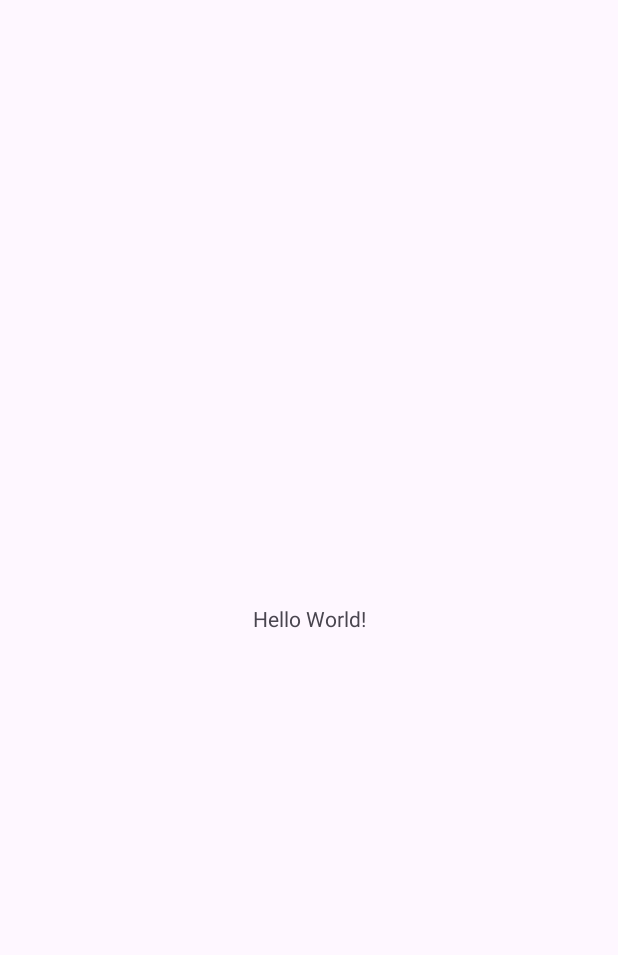
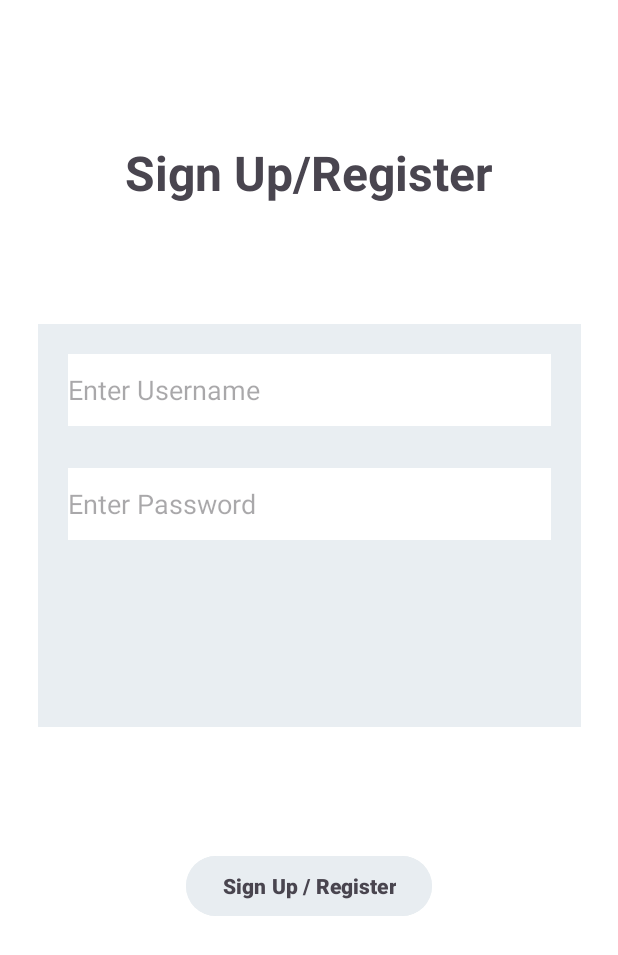
Before and after one commit to jjuliekim/Expense-Tracker-App, an Android app: the screen it shows after launch (MainActivity before the commit, LoginActivity after it), on a phone screen of 412 x 824 dp. Before the commit the part shown is almost empty. Shown: the top 955 px of the screen. Run offline under Robolectric (Android 15) with nearby library versions, the phone set to English and light mode, and no system bars.

Commit message:
log in activity xml

```diff
--- a/app/src/main/AndroidManifest.xml
+++ b/app/src/main/AndroidManifest.xml
@@ -13,7 +13,7 @@
         android:theme="@style/Theme.Kim_JProject2"
         tools:targetApi="31">
         <activity
-            android:name=".MainActivity"
+            android:name=".LoginActivity"
             android:exported="true">
             <intent-filter>
                 <action android:name="android.intent.action.MAIN" />
--- a/app/src/main/java/com/example/kim_j_project2/MainActivity.java
+++ b/app/src/main/java/com/example/kim_j_project2/LoginActivity.java
@@ -8,13 +8,13 @@ import androidx.core.graphics.Insets;
 import androidx.core.view.ViewCompat;
 import androidx.core.view.WindowInsetsCompat;
 
-public class MainActivity extends AppCompatActivity {
+public class LoginActivity extends AppCompatActivity {
 
     @Override
     protected void onCreate(Bundle savedInstanceState) {
         super.onCreate(savedInstanceState);
         EdgeToEdge.enable(this);
-        setContentView(R.layout.activity_main);
+        setContentView(R.layout.activity_login);
         ViewCompat.setOnApplyWindowInsetsListener(findViewById(R.id.main), (v, insets) -> {
             Insets systemBars = insets.getInsets(WindowInsetsCompat.Type.systemBars());
             v.setPadding(systemBars.left, systemBars.top, systemBars.right, systemBars.bottom);
--- /dev/null
+++ b/app/src/main/res/layout/activity_login.xml
@@ -0,0 +1,80 @@
+<?xml version="1.0" encoding="utf-8"?>
+<androidx.constraintlayout.widget.ConstraintLayout xmlns:android="http://schemas.android.com/apk/res/android"
+    xmlns:app="http://schemas.android.com/apk/res-auto"
+    xmlns:tools="http://schemas.android.com/tools"
+    android:id="@+id/main"
+    android:layout_width="match_parent"
+    android:layout_height="match_parent"
+    android:background="#FFFFFF"
+    tools:context=".LoginActivity">
+
+    <TextView
+        android:id="@+id/textView3"
+        android:layout_width="wrap_content"
+        android:layout_height="wrap_content"
+        android:layout_marginTop="91dp"
+        android:layout_marginBottom="66dp"
+        android:text="@string/sign_up_register"
+        android:textSize="32sp"
+        android:textStyle="bold"
+        app:layout_constraintBottom_toTopOf="@+id/linearLayout"
+        app:layout_constraintEnd_toEndOf="parent"
+        app:layout_constraintHorizontal_bias="0.498"
+        app:layout_constraintStart_toStartOf="parent"
+        app:layout_constraintTop_toTopOf="parent"
+        app:layout_constraintVertical_bias="0.133" />
+
+    <LinearLayout
+        android:id="@+id/linearLayout"
+        android:layout_width="362dp"
+        android:layout_height="0dp"
+        android:layout_marginStart="25dp"
+        android:layout_marginTop="216dp"
+        android:layout_marginEnd="25dp"
+        android:layout_marginBottom="82dp"
+        android:background="#E9EEF2"
+        android:orientation="vertical"
+        android:padding="20dp"
+        app:layout_constraintBottom_toTopOf="@+id/button"
+        app:layout_constraintEnd_toEndOf="parent"
+        app:layout_constraintStart_toStartOf="parent"
+        app:layout_constraintTop_toTopOf="parent">
+
+        <EditText
+            android:id="@+id/editTextText"
+            android:layout_width="match_parent"
+            android:layout_height="48dp"
+            android:background="#FFFFFF"
+            android:ems="10"
+            android:hint="@string/username"
+            android:inputType="text" />
+
+        <Space
+            android:layout_width="match_parent"
+            android:layout_height="28dp" />
+
+        <EditText
+            android:id="@+id/editTextText2"
+            android:layout_width="match_parent"
+            android:layout_height="48dp"
+            android:background="#FFFFFF"
+            android:ems="10"
+            android:hint="@string/password"
+            android:inputType="text" />
+    </LinearLayout>
+
+    <Button
+        android:id="@+id/button"
+        android:layout_width="wrap_content"
+        android:layout_height="wrap_content"
+        android:layout_marginBottom="209dp"
+        android:backgroundTint="#E8EDF1"
+        android:text="@string/signup_reg"
+        android:textColor="#49454F"
+        android:textStyle="bold"
+        app:layout_constraintBottom_toBottomOf="parent"
+        app:layout_constraintEnd_toEndOf="parent"
+        app:layout_constraintStart_toStartOf="parent"
+        app:layout_constraintTop_toBottomOf="@+id/linearLayout" />
+
+</androidx.constraintlayout.widget.ConstraintLayout>
--- a/app/src/main/res/layout/activity_main.xml
+++ /dev/null
@@ -1,19 +0,0 @@
-<?xml version="1.0" encoding="utf-8"?>
-<androidx.constraintlayout.widget.ConstraintLayout xmlns:android="http://schemas.android.com/apk/res/android"
-    xmlns:app="http://schemas.android.com/apk/res-auto"
-    xmlns:tools="http://schemas.android.com/tools"
-    android:id="@+id/main"
-    android:layout_width="match_parent"
-    android:layout_height="match_parent"
-    tools:context=".MainActivity">
-
-    <TextView
-        android:layout_width="wrap_content"
-        android:layout_height="wrap_content"
-        android:text="Hello World!"
-        app:layout_constraintBottom_toBottomOf="parent"
-        app:layout_constraintEnd_toEndOf="parent"
-        app:layout_constraintStart_toStartOf="parent"
-        app:layout_constraintTop_toTopOf="parent" />
-
-</androidx.constraintlayout.widget.ConstraintLayout>
--- a/app/src/main/res/values/strings.xml
+++ b/app/src/main/res/values/strings.xml
@@ -1,3 +1,7 @@
 <resources>
     <string name="app_name">Kim_J-Project2</string>
+    <string name="sign_up_register">Sign Up/Register</string>
+    <string name="username">Enter Username</string>
+    <string name="password">Enter Password</string>
+    <string name="signup_reg">Sign Up / Register</string>
 </resources>
```
